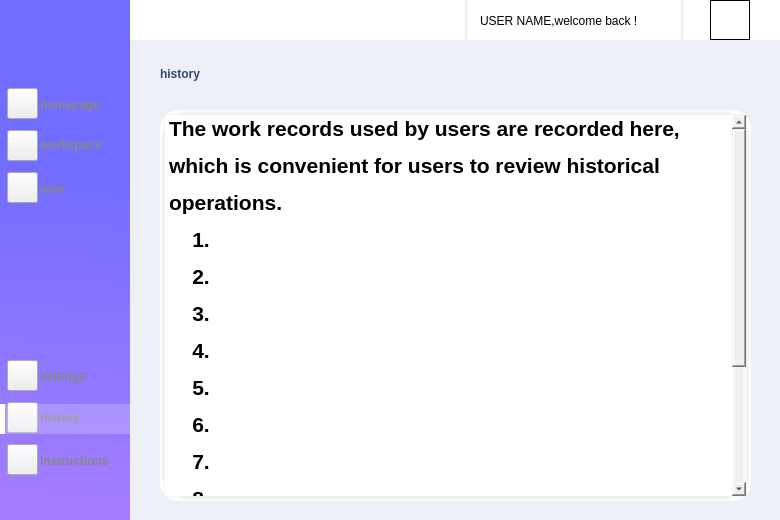
Qt form notification.ui (jimmyss/HelmetPanel) before a commit.
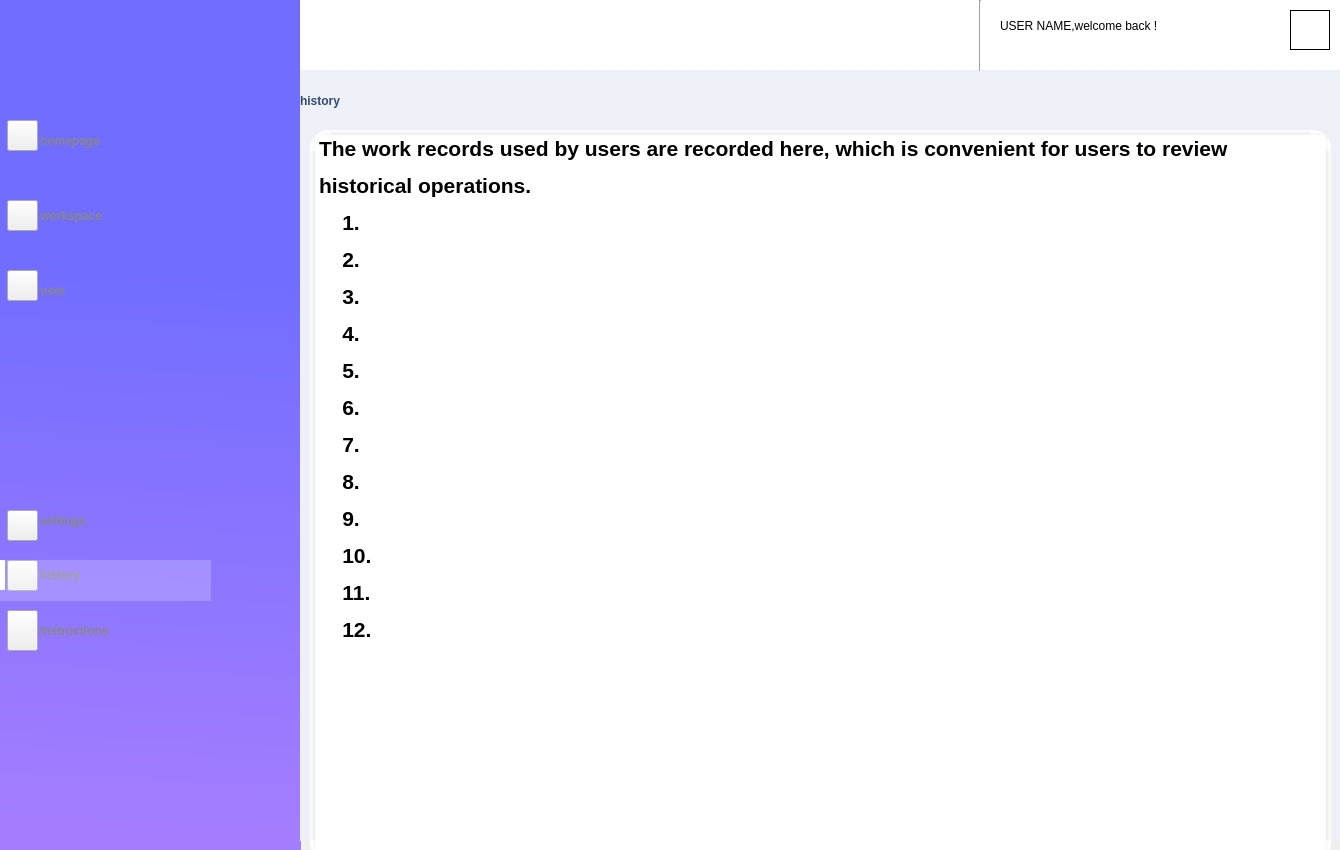
The same form after that commit. Icons and pictures are not drawn.

Diff of the .ui file:
```diff
--- a/notification.ui
+++ b/notification.ui
@@ -6,20 +6,26 @@
    <rect>
     <x>0</x>
     <y>0</y>
-    <width>780</width>
-    <height>520</height>
+    <width>1340</width>
+    <height>850</height>
    </rect>
   </property>
+  <property name="acceptDrops">
+   <bool>false</bool>
+  </property>
   <property name="windowTitle">
    <string>Form</string>
   </property>
+  <property name="autoFillBackground">
+   <bool>false</bool>
+  </property>
   <widget class="QLabel" name="label_white1">
    <property name="geometry">
     <rect>
-     <x>5</x>
-     <y>404</y>
-     <width>126</width>
-     <height>30</height>
+     <x>0</x>
+     <y>560</y>
+     <width>211</width>
+     <height>41</height>
     </rect>
    </property>
    <property name="styleSheet">
@@ -33,9 +39,9 @@
    <property name="geometry">
     <rect>
      <x>40</x>
-     <y>450</y>
-     <width>101</width>
-     <height>21</height>
+     <y>610</y>
+     <width>201</width>
+     <height>41</height>
     </rect>
    </property>
    <property name="styleSheet">
@@ -50,10 +56,10 @@
   <widget class="QLabel" name="label_left">
    <property name="geometry">
     <rect>
-     <x>-1</x>
+     <x>0</x>
      <y>0</y>
-     <width>140</width>
-     <height>520</height>
+     <width>301</width>
+     <height>851</height>
     </rect>
    </property>
    <property name="styleSheet">
@@ -66,10 +72,10 @@
   <widget class="QLabel" name="label_top">
    <property name="geometry">
     <rect>
-     <x>130</x>
+     <x>300</x>
      <y>0</y>
-     <width>650</width>
-     <height>40</height>
+     <width>1041</width>
+     <height>70</height>
     </rect>
    </property>
    <property name="styleSheet">
@@ -83,9 +89,9 @@
    <property name="geometry">
     <rect>
      <x>40</x>
-     <y>178</y>
-     <width>101</width>
-     <height>21</height>
+     <y>260</y>
+     <width>201</width>
+     <height>61</height>
     </rect>
    </property>
    <property name="styleSheet">
@@ -97,27 +103,11 @@
     <string>user</string>
    </property>
   </widget>
-  <widget class="QLabel" name="label_line1">
-   <property name="geometry">
-    <rect>
-     <x>465</x>
-     <y>0</y>
-     <width>2</width>
-     <height>40</height>
-    </rect>
-   </property>
-   <property name="styleSheet">
-    <string notr="true">background-color: rgb(238, 238, 238);</string>
-   </property>
-   <property name="text">
-    <string/>
-   </property>
-  </widget>
   <widget class="QPushButton" name="pushButton_5">
    <property name="geometry">
     <rect>
      <x>7</x>
-     <y>402</y>
+     <y>560</y>
      <width>31</width>
      <height>31</height>
     </rect>
@@ -133,7 +123,7 @@
    <property name="geometry">
     <rect>
      <x>7</x>
-     <y>172</y>
+     <y>270</y>
      <width>31</width>
      <height>31</height>
     </rect>
@@ -149,7 +139,7 @@
    <property name="geometry">
     <rect>
      <x>7</x>
-     <y>360</y>
+     <y>510</y>
      <width>31</width>
      <height>31</height>
     </rect>
@@ -166,9 +156,9 @@
    <property name="geometry">
     <rect>
      <x>40</x>
-     <y>134</y>
-     <width>101</width>
-     <height>21</height>
+     <y>180</y>
+     <width>161</width>
+     <height>71</height>
     </rect>
    </property>
    <property name="styleSheet">
@@ -183,10 +173,10 @@
   <widget class="QLabel" name="label_botom">
    <property name="geometry">
     <rect>
-     <x>130</x>
-     <y>40</y>
-     <width>651</width>
-     <height>481</height>
+     <x>300</x>
+     <y>70</y>
+     <width>1041</width>
+     <height>771</height>
     </rect>
    </property>
    <property name="styleSheet">
@@ -200,9 +190,9 @@
    <property name="geometry">
     <rect>
      <x>40</x>
-     <y>408</y>
-     <width>101</width>
-     <height>21</height>
+     <y>550</y>
+     <width>201</width>
+     <height>51</height>
     </rect>
    </property>
    <property name="styleSheet">
@@ -218,9 +208,9 @@
    <property name="geometry">
     <rect>
      <x>40</x>
-     <y>94</y>
-     <width>101</width>
-     <height>21</height>
+     <y>120</y>
+     <width>191</width>
+     <height>41</height>
     </rect>
    </property>
    <property name="styleSheet">
@@ -236,9 +226,9 @@
    <property name="geometry">
     <rect>
      <x>40</x>
-     <y>366</y>
-     <width>101</width>
-     <height>21</height>
+     <y>500</y>
+     <width>171</width>
+     <height>41</height>
     </rect>
    </property>
    <property name="styleSheet">
@@ -254,7 +244,7 @@
    <property name="geometry">
     <rect>
      <x>7</x>
-     <y>88</y>
+     <y>120</y>
      <width>31</width>
      <height>31</height>
     </rect>
@@ -270,7 +260,7 @@
    <property name="geometry">
     <rect>
      <x>7</x>
-     <y>130</y>
+     <y>200</y>
      <width>31</width>
      <height>31</height>
     </rect>
@@ -282,29 +272,13 @@
     <string/>
    </property>
   </widget>
-  <widget class="QLabel" name="label_line2">
-   <property name="geometry">
-    <rect>
-     <x>681</x>
-     <y>0</y>
-     <width>2</width>
-     <height>40</height>
-    </rect>
-   </property>
-   <property name="styleSheet">
-    <string notr="true">background-color: rgb(238, 238, 238);</string>
-   </property>
-   <property name="text">
-    <string/>
-   </property>
-  </widget>
   <widget class="QLabel" name="label_welcome">
    <property name="geometry">
     <rect>
-     <x>480</x>
-     <y>0</y>
-     <width>211</width>
-     <height>41</height>
+     <x>1000</x>
+     <y>-10</y>
+     <width>321</width>
+     <height>71</height>
     </rect>
    </property>
    <property name="styleSheet">
@@ -318,7 +292,7 @@
    <property name="geometry">
     <rect>
      <x>0</x>
-     <y>404</y>
+     <y>560</y>
      <width>5</width>
      <height>30</height>
     </rect>
@@ -334,9 +308,9 @@
    <property name="geometry">
     <rect>
      <x>7</x>
-     <y>444</y>
+     <y>610</y>
      <width>31</width>
-     <height>31</height>
+     <height>41</height>
     </rect>
    </property>
    <property name="styleSheet">
@@ -366,10 +340,10 @@
   <widget class="QTextEdit" name="textEdit">
    <property name="geometry">
     <rect>
-     <x>160</x>
-     <y>110</y>
-     <width>591</width>
-     <height>391</height>
+     <x>310</x>
+     <y>130</y>
+     <width>1021</width>
+     <height>731</height>
     </rect>
    </property>
    <property name="styleSheet">
@@ -384,7 +358,7 @@
     <string>&lt;!DOCTYPE HTML PUBLIC &quot;-//W3C//DTD HTML 4.0//EN&quot; &quot;http://www.w3.org/TR/REC-html40/strict.dtd&quot;&gt;
 &lt;html&gt;&lt;head&gt;&lt;meta name=&quot;qrichtext&quot; content=&quot;1&quot; /&gt;&lt;style type=&quot;text/css&quot;&gt;
 p, li { white-space: pre-wrap; }
-&lt;/style&gt;&lt;/head&gt;&lt;body style=&quot; font-family:'.AppleSystemUIFont'; font-size:13pt; font-weight:400; font-style:normal;&quot;&gt;
+&lt;/style&gt;&lt;/head&gt;&lt;body style=&quot; font-family:'SimSun'; font-size:9pt; font-weight:400; font-style:normal;&quot;&gt;
 &lt;p style=&quot; margin-top:0px; margin-bottom:0px; margin-left:0px; margin-right:0px; -qt-block-indent:0; text-indent:0px;&quot;&gt;&lt;span style=&quot; font-family:'.AppleSystemUIFont'; font-size:24pt; font-weight:600; vertical-align:super;&quot;&gt;The work records used by users are recorded here, which is convenient for users to review historical operations.&lt;/span&gt;&lt;/p&gt;
 &lt;p style=&quot; margin-top:0px; margin-bottom:0px; margin-left:0px; margin-right:0px; -qt-block-indent:0; text-indent:0px;&quot;&gt;&lt;span style=&quot; font-family:'.AppleSystemUIFont'; font-size:24pt; font-weight:600; vertical-align:super;&quot;&gt;    1. &lt;/span&gt;&lt;/p&gt;
 &lt;p style=&quot; margin-top:0px; margin-bottom:0px; margin-left:0px; margin-right:0px; -qt-block-indent:0; text-indent:0px;&quot;&gt;&lt;span style=&quot; font-family:'.AppleSystemUIFont'; font-size:24pt; font-weight:600; vertical-align:super;&quot;&gt;    2.&lt;/span&gt;&lt;/p&gt;
@@ -403,10 +377,10 @@
   <widget class="QLabel" name="label_name">
    <property name="geometry">
     <rect>
-     <x>160</x>
-     <y>58</y>
+     <x>300</x>
+     <y>70</y>
      <width>351</width>
-     <height>31</height>
+     <height>61</height>
     </rect>
    </property>
    <property name="styleSheet">
@@ -421,8 +395,8 @@
   <widget class="QPushButton" name="pushButton_portrait">
    <property name="geometry">
     <rect>
-     <x>710</x>
-     <y>0</y>
+     <x>1290</x>
+     <y>10</y>
      <width>40</width>
      <height>40</height>
     </rect>
@@ -437,10 +411,22 @@
     <string/>
    </property>
   </widget>
+  <widget class="Line" name="line">
+   <property name="geometry">
+    <rect>
+     <x>970</x>
+     <y>0</y>
+     <width>20</width>
+     <height>71</height>
+    </rect>
+   </property>
+   <property name="orientation">
+    <enum>Qt::Vertical</enum>
+   </property>
+  </widget>
   <zorder>label_left</zorder>
   <zorder>label_top</zorder>
   <zorder>label_user</zorder>
-  <zorder>label_line1</zorder>
   <zorder>pushButton_5</zorder>
   <zorder>pushButton_3</zorder>
   <zorder>pushButton_4</zorder>
@@ -450,7 +436,6 @@
   <zorder>label_home</zorder>
   <zorder>pushButton_1</zorder>
   <zorder>pushButton_2</zorder>
-  <zorder>label_line2</zorder>
   <zorder>label_welcome</zorder>
   <zorder>label_white2</zorder>
   <zorder>pushButton</zorder>
@@ -461,6 +446,7 @@
   <zorder>textEdit</zorder>
   <zorder>label_name</zorder>
   <zorder>pushButton_portrait</zorder>
+  <zorder>line</zorder>
  </widget>
  <resources/>
  <connections/>
```
